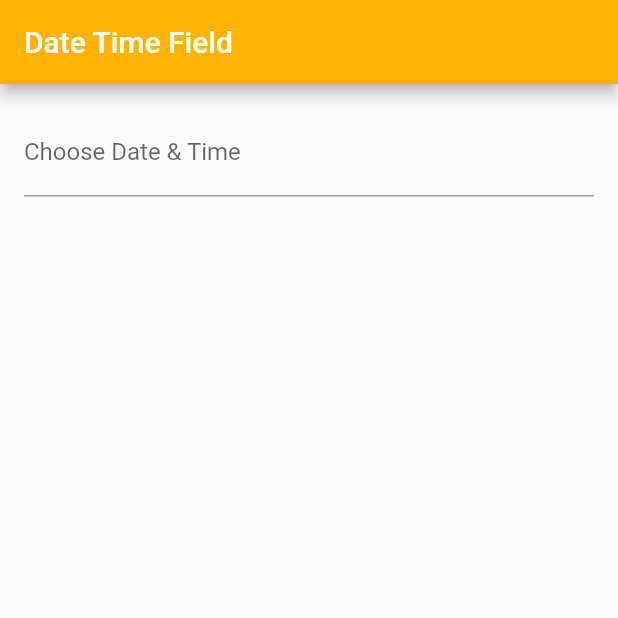
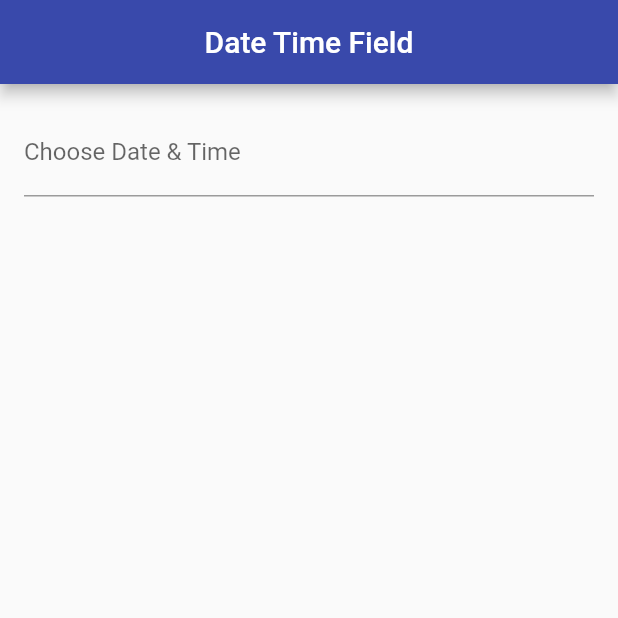
Before and after one commit to Abdullahmasood553/flutter-create-datetime, a Flutter app: the screen it shows after launch, on a phone screen of 412 x 824 dp, the top half of it. Run offline on Flutter 3.47's test engine with Material 2 defaults, Android fonts, the phone set to English and light mode, and no system bars; drawn by our look-alikes of datetime_picker_formfield.

Commit message:
Updated the code

```diff
--- a/lib/date_time_screen.dart
+++ b/lib/date_time_screen.dart
@@ -16,8 +16,9 @@ class _DateTimeScreenState extends State<DateTimeScreen> {
     return SafeArea(
       child: Scaffold(
         appBar: AppBar(
-          backgroundColor: Colors.amber[600],
+          backgroundColor: Colors.indigo[600],
           title: Text('Date Time Field'),
+          centerTitle: true,
         ),
         body: Container(
           child: Padding(
--- a/lib/main.dart
+++ b/lib/main.dart
@@ -12,7 +12,7 @@ class MyApp extends StatelessWidget {
     return MaterialApp(
       debugShowCheckedModeBanner: false,
       theme: ThemeData(
-        primarySwatch: Colors.blue,
+        primarySwatch: Colors.indigo,
       ),
       home: DateTimeScreen(),
     );
```
